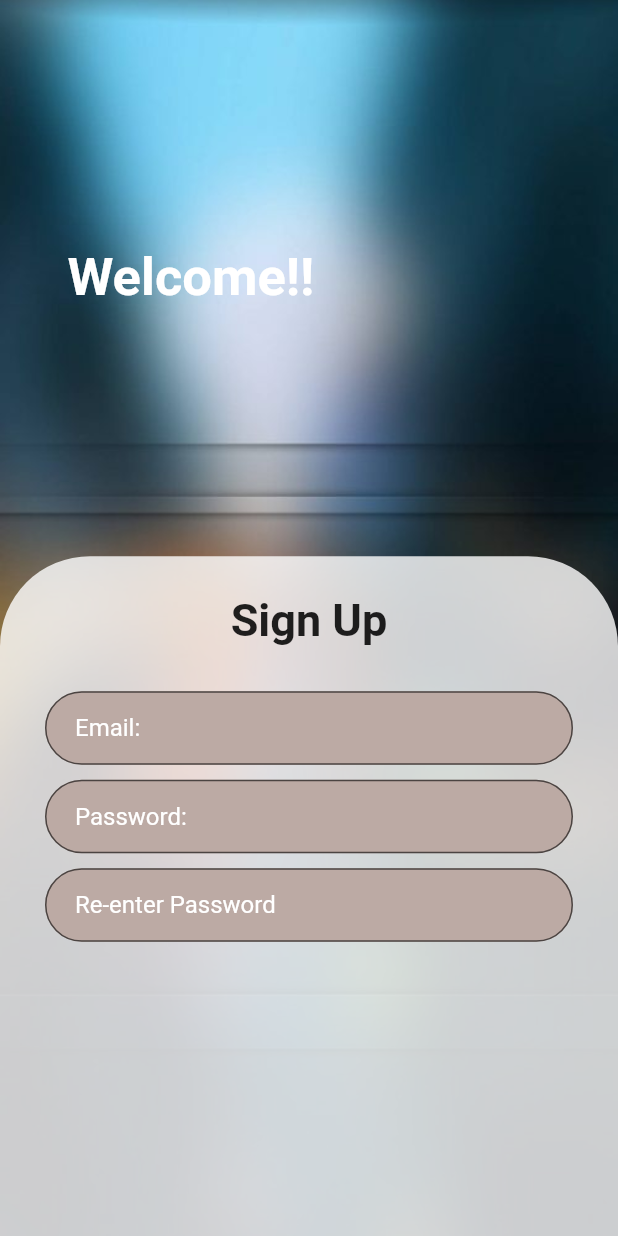
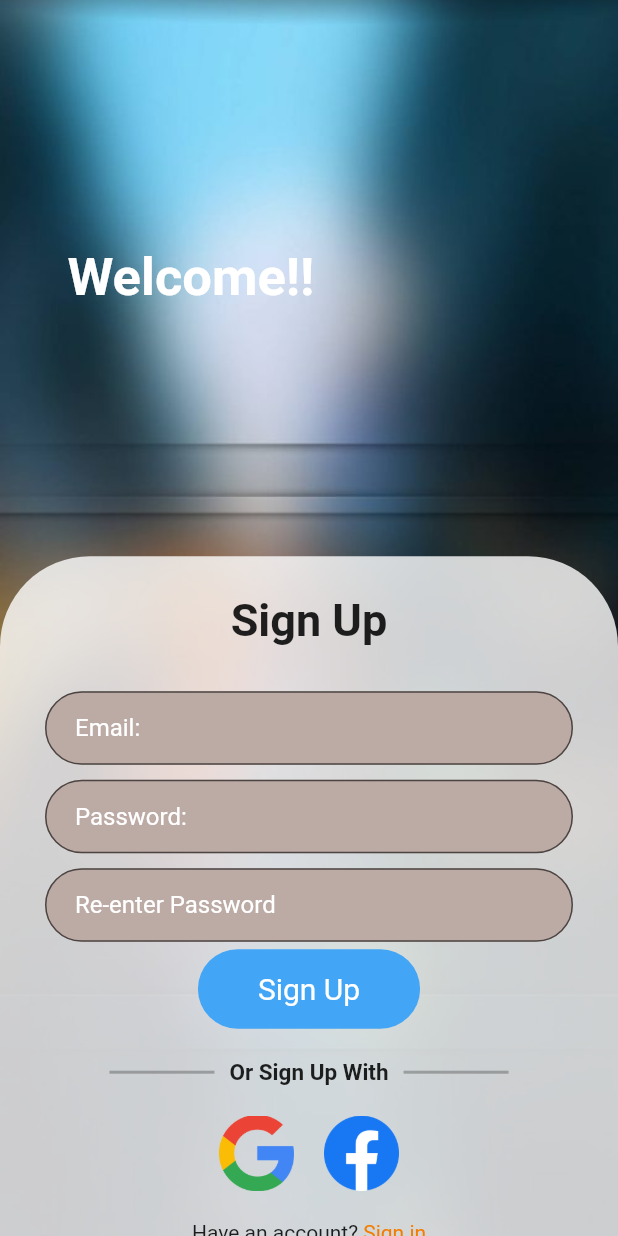
Before and after one commit to devesh0605/kalpasChallenge, a Flutter app: the screen it shows after launch, on a phone screen of 412 x 824 dp. Run offline on Flutter 3.47's test engine with Material 2 defaults, Android fonts, the phone set to English and light mode, and no system bars.

Commit message:
sign up screen complete

```diff
--- a/lib/screens/login.dart
+++ b/lib/screens/login.dart
@@ -61,8 +61,8 @@ class LoginScreen extends StatelessWidget {
                                 borderRadius: BorderRadius.circular(25.0),
                               ),
                               focusedBorder: OutlineInputBorder(
-                                borderSide: const BorderSide(
-                                    color: Colors.green, width: 2.0),
+                                borderSide: BorderSide(
+                                    color: Colors.brown[900], width: 2.0),
                                 borderRadius: BorderRadius.circular(25.0),
                               ),
                               contentPadding: EdgeInsets.symmetric(
@@ -88,8 +88,8 @@ class LoginScreen extends StatelessWidget {
                                 borderRadius: BorderRadius.circular(25.0),
                               ),
                               focusedBorder: OutlineInputBorder(
-                                borderSide: const BorderSide(
-                                    color: Colors.green, width: 2.0),
+                                borderSide: BorderSide(
+                                    color: Colors.brown[900], width: 2.0),
                                 borderRadius: BorderRadius.circular(25.0),
                               ),
                               contentPadding: EdgeInsets.symmetric(
@@ -115,8 +115,8 @@ class LoginScreen extends StatelessWidget {
                                 borderRadius: BorderRadius.circular(25.0),
                               ),
                               focusedBorder: OutlineInputBorder(
-                                borderSide: const BorderSide(
-                                    color: Colors.green, width: 2.0),
+                                borderSide: BorderSide(
+                                    color: Colors.brown[900], width: 2.0),
                                 borderRadius: BorderRadius.circular(25.0),
                               ),
                               contentPadding: EdgeInsets.symmetric(
@@ -132,6 +132,102 @@ class LoginScreen extends StatelessWidget {
                             ),
                           ),
                         ),
+                        Container(
+                          decoration: BoxDecoration(
+                            color: Colors.blue[400],
+                            borderRadius: BorderRadius.circular(30),
+                          ),
+                          child: GestureDetector(
+                            onTap: () {
+                              print('Something cool will happen');
+                            },
+                            child: Padding(
+                              padding: const EdgeInsets.symmetric(
+                                vertical: 15,
+                                horizontal: 40,
+                              ),
+                              child: Text(
+                                'Sign Up',
+                                style: TextStyle(
+                                  color: Colors.white,
+                                  fontSize: 20,
+                                ),
+                              ),
+                            ),
+                          ),
+                        ),
+                        SizedBox(
+                          height: 20,
+                        ),
+                        Row(
+                          mainAxisAlignment: MainAxisAlignment.center,
+                          children: [
+                            Container(
+                              width: 70,
+                              height: 2,
+                              color: Colors.black26,
+                            ),
+                            SizedBox(
+                              width: 10,
+                            ),
+                            Text(
+                              'Or Sign Up With',
+                              style: TextStyle(
+                                fontSize: 15,
+                                fontWeight: FontWeight.bold,
+                              ),
+                            ),
+                            SizedBox(
+                              width: 10,
+                            ),
+                            Container(
+                              width: 70,
+                              height: 2,
+                              color: Colors.black26,
+                            ),
+                          ],
+                        ),
+                        SizedBox(
+                          height: 20,
+                        ),
+                        Row(
+                          mainAxisAlignment: MainAxisAlignment.center,
+                          children: [
+                            Image(
+                              height: 50,
+                              width: 50,
+                              fit: BoxFit.cover,
+                              image: AssetImage('assets/images/google1.png'),
+                            ),
+                            SizedBox(
+                              width: 20,
+                            ),
+                            Image(
+                              height: 50,
+                              width: 50,
+                              fit: BoxFit.cover,
+                              image: AssetImage('assets/images/facebook.png'),
+                            )
+                          ],
+                        ),
+                        SizedBox(
+                          height: 20,
+                        ),
+                        Row(
+                          mainAxisAlignment: MainAxisAlignment.center,
+                          children: [
+                            Text('Have an account?'),
+                            Text(
+                              ' Sign in',
+                              style: TextStyle(
+                                color: Colors.orange[700],
+                              ),
+                            ),
+                          ],
+                        ),
+                        SizedBox(
+                          height: 20,
+                        ),
                       ],
                     ),
                   ),
```
Also changed, not shown: assets/images/facebook.png (added), assets/images/google.png (added), assets/images/google1.png (added).
